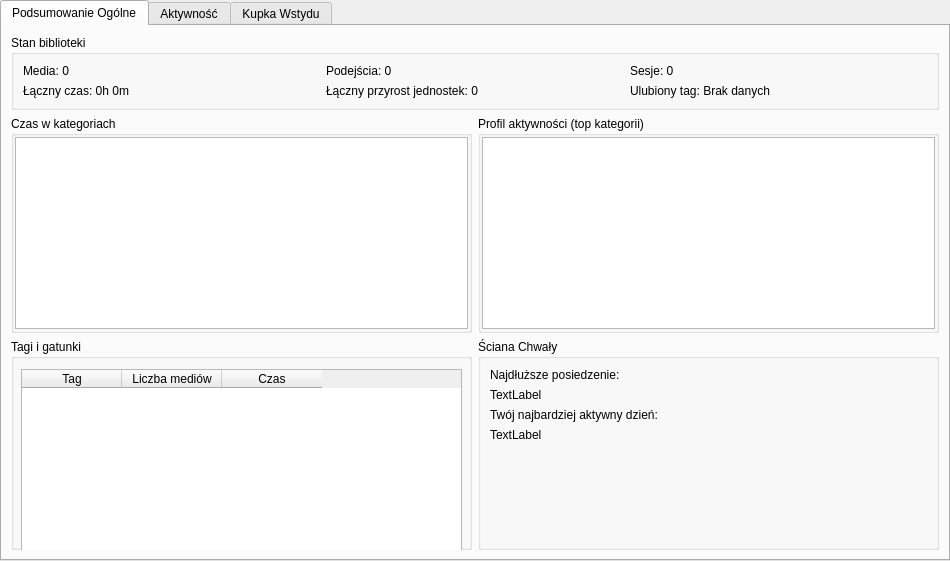
Janek2230/CML, file ui/statisticswidget.ui: the form before one commit.
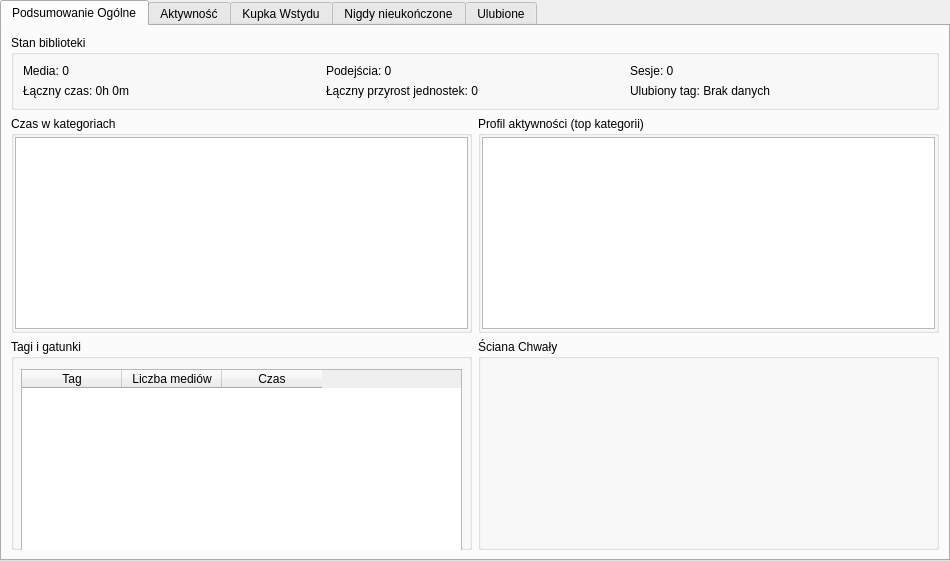
The form after the commit. Custom widgets are drawn as their Qt base class.

```diff
--- a/ui/statisticswidget.ui
+++ b/ui/statisticswidget.ui
@@ -183,34 +183,6 @@
              <layout class="QGridLayout" name="gridLayout_4">
               <item row="0" column="0">
                <layout class="QVBoxLayout" name="verticalLayout_7">
-                <item>
-                 <widget class="QLabel" name="label_2">
-                  <property name="text">
-                   <string>Najdłuższe posiedzenie:</string>
-                  </property>
-                 </widget>
-                </item>
-                <item>
-                 <widget class="QLabel" name="lblRekordSesja">
-                  <property name="text">
-                   <string>TextLabel</string>
-                  </property>
-                 </widget>
-                </item>
-                <item>
-                 <widget class="QLabel" name="label_4">
-                  <property name="text">
-                   <string>Twój najbardziej aktywny dzień:</string>
-                  </property>
-                 </widget>
-                </item>
-                <item>
-                 <widget class="QLabel" name="lblNawykDzienRekord">
-                  <property name="text">
-                   <string>TextLabel</string>
-                  </property>
-                 </widget>
-                </item>
                 <item>
                  <spacer name="verticalSpacer">
                   <property name="orientation">
@@ -517,6 +489,54 @@
        </item>
       </layout>
      </widget>
+     <widget class="QWidget" name="tabUlubione">
+      <attribute name="title">
+       <string>Nigdy nieukończone</string>
+      </attribute>
+      <layout class="QVBoxLayout" name="verticalLayout_9">
+       <item>
+        <widget class="QScrollArea" name="scrollArea">
+         <property name="widgetResizable">
+          <bool>true</bool>
+         </property>
+         <widget class="QWidget" name="layoutUlubione">
+          <property name="geometry">
+           <rect>
+            <x>0</x>
+            <y>0</y>
+            <width>922</width>
+            <height>500</height>
+           </rect>
+          </property>
+         </widget>
+        </widget>
+       </item>
+      </layout>
+     </widget>
+     <widget class="QWidget" name="tabPorzucone">
+      <attribute name="title">
+       <string>Ulubione</string>
+      </attribute>
+      <layout class="QVBoxLayout" name="verticalLayout_10">
+       <item>
+        <widget class="QScrollArea" name="scrollArea_2">
+         <property name="widgetResizable">
+          <bool>true</bool>
+         </property>
+         <widget class="QWidget" name="layoutPorzucone">
+          <property name="geometry">
+           <rect>
+            <x>0</x>
+            <y>0</y>
+            <width>922</width>
+            <height>500</height>
+           </rect>
+          </property>
+         </widget>
+        </widget>
+       </item>
+      </layout>
+     </widget>
     </widget>
    </item>
   </layout>
```
Left out of the diff: 3 changed lines with no effect on the pictures.
